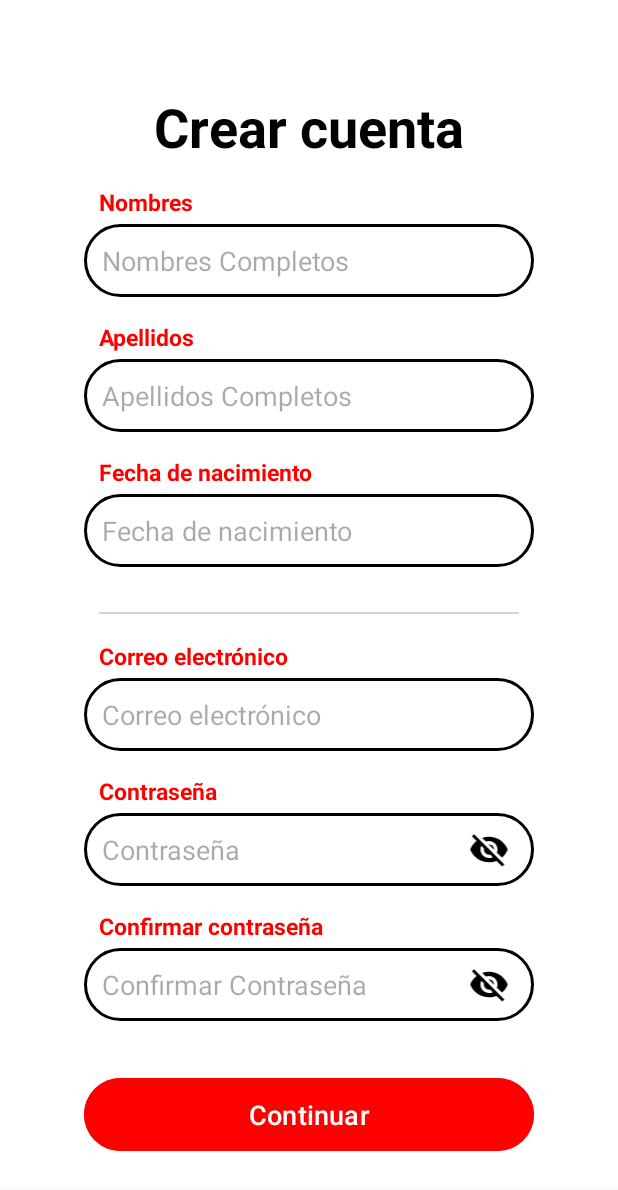
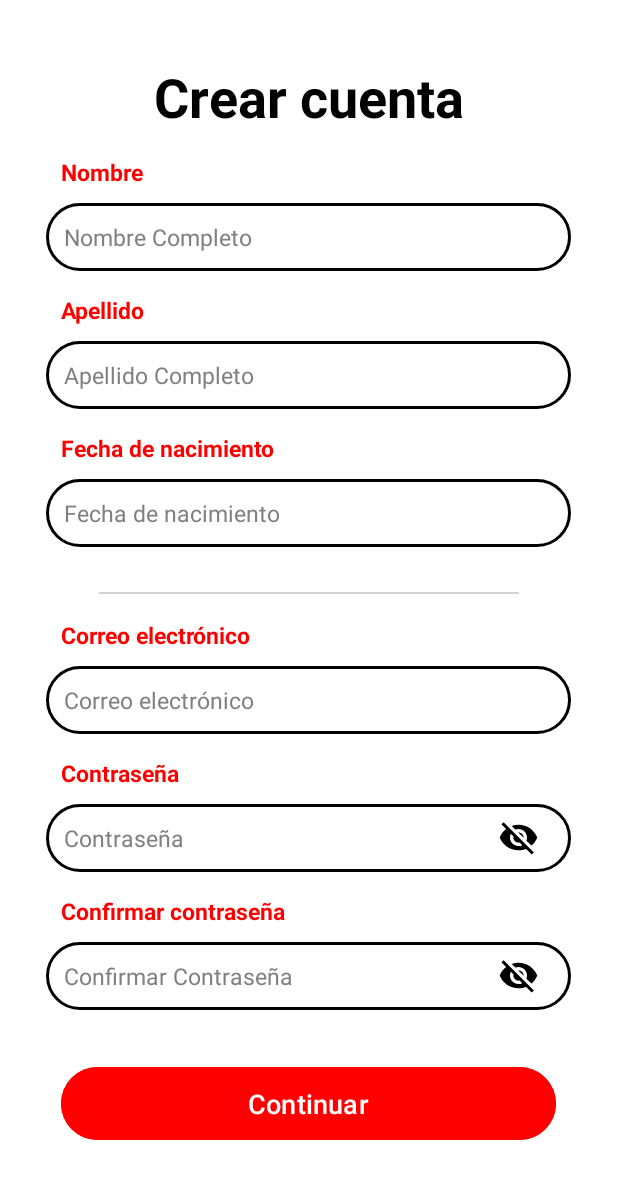
Before and after one commit to PieroCardoza2003/UrbanMove, an Android app: the screen it shows after launch (activity_date), on a phone screen of 412 x 824 dp. Shown: the top 1190 px of the screen. Run offline under Robolectric (Android 15) with nearby library versions, the phone set to English and light mode, and no system bars.

Commit message:
aiuda, se hizo lo que se pudo

```diff
--- a/app/src/main/java/com/capstone/urbanmove/presentation/ui/dateinformation/activity_date.kt
+++ b/app/src/main/java/com/capstone/urbanmove/presentation/ui/dateinformation/activity_date.kt
@@ -14,24 +14,21 @@ import java.util.*
 
 class activity_date : AppCompatActivity() {
 
-    private var isPasswordVisible = false
-    private var isConfirmPasswordVisible = false
-
     override fun onCreate(savedInstanceState: Bundle?) {
         super.onCreate(savedInstanceState)
         enableEdgeToEdge()
         setContentView(R.layout.activity_date)
 
+        ViewCompat.setOnApplyWindowInsetsListener(findViewById(R.id.main)) { v, insets ->
+            val systemBars = insets.getInsets(WindowInsetsCompat.Type.systemBars())
+            v.setPadding(systemBars.left, systemBars.top, systemBars.right, systemBars.bottom)
+            insets
+        }
+
         val etFechaNacimiento = findViewById<EditText>(R.id.etFechaNacimiento)
 
         etFechaNacimiento.setOnClickListener {
             showDatePickerDialog(etFechaNacimiento)
-        }
-
-        ViewCompat.setOnApplyWindowInsetsListener(findViewById(R.id.main)) { v, insets ->
-            val systemBars = insets.getInsets(WindowInsetsCompat.Type.systemBars())
-            v.setPadding(systemBars.left, systemBars.top, systemBars.right, systemBars.bottom)
-            insets
         }
 
         val etContrasena = findViewById<EditText>(R.id.etContrasena)
--- a/app/src/main/res/drawable/custom_edittext.xml
+++ b/app/src/main/res/drawable/custom_edittext.xml
@@ -1,6 +1,5 @@
 <?xml version="1.0" encoding="utf-8"?>
 <shape xmlns:android="http://schemas.android.com/apk/res/android">
-    <solid android:color="#FFFFFF"/>
     <corners android:radius="50dp"/>
-    <stroke android:width="2dp" android:color="#000000"/>
+    <stroke android:width="2dp" android:color="@color/black"/>
 </shape>
--- a/app/src/main/res/layout/activity_date.xml
+++ b/app/src/main/res/layout/activity_date.xml
@@ -1,39 +1,32 @@
 <?xml version="1.0" encoding="utf-8"?>
-<androidx.constraintlayout.widget.ConstraintLayout xmlns:android="http://schemas.android.com/apk/res/android"
+<ScrollView xmlns:android="http://schemas.android.com/apk/res/android"
     xmlns:app="http://schemas.android.com/apk/res-auto"
     xmlns:tools="http://schemas.android.com/tools"
     android:id="@+id/main"
     android:layout_width="match_parent"
     android:layout_height="match_parent"
+    android:background="@color/white"
     tools:context=".presentation.ui.dateinformation.activity_date">
-
-    <ScrollView
-        android:layout_width="match_parent"
-        android:layout_height="match_parent">
 
     <LinearLayout
         android:layout_width="match_parent"
-            android:layout_height="match_parent"
-            android:orientation="vertical"
-            android:gravity="center_horizontal"
-            android:background="#FFFFFF"
-            android:padding="20dp">
+        android:layout_height="wrap_content"
+        android:gravity="center"
+        android:orientation="vertical">
 
         <TextView
-                android:id="@+id/tvTitle"
             android:layout_width="wrap_content"
             android:layout_height="wrap_content"
             android:text="Crear cuenta"
             android:textSize="36sp"
             android:textStyle="bold"
-                android:textColor="#000000"
+            android:textColor="@color/black"
             android:layout_marginTop="40dp"/>
 
         <TextView
-                android:id="@+id/tvNombresLabel"
-                android:layout_width="280dp"
+            android:layout_width="330dp"
             android:layout_height="wrap_content"
-                android:text="Nombres"
+            android:text="Nombre"
             android:textColor="#FF0000"
             android:textSize="15sp"
             android:textStyle="bold"
@@ -41,55 +34,60 @@
 
         <EditText
             android:id="@+id/etNombres"
-                android:layout_width="300dp"
+            android:layout_width="350dp"
             android:layout_height="wrap_content"
-                android:hint="Nombres Completos"
-                android:textColor="#000000"
+            android:textColor="@color/black"
+            android:textSize="15sp"
+            android:layout_marginTop="10dp"
+            android:background="@drawable/custom_edittext"
             android:padding="12dp"
-                android:background="@drawable/custom_edittext"
-                android:layout_marginTop="4dp"
-                android:inputType="text"/>
+            android:hint="Nombre Completo"
+            android:textColorHint="#808080"
+            android:inputType="text"
+            />
 
         <TextView
-                android:id="@+id/tvApellidosLabel"
-                android:layout_width="280dp"
+            android:layout_width="330dp"
             android:layout_height="wrap_content"
-                android:text="Apellidos"
+            android:text="Apellido"
             android:textColor="#FF0000"
             android:textSize="15sp"
             android:textStyle="bold"
-                android:layout_marginTop="16dp"/>
+            android:layout_marginTop="15dp"/>
 
         <EditText
             android:id="@+id/etApellidos"
-                android:layout_width="300dp"
+            android:layout_width="350dp"
             android:layout_height="wrap_content"
-                android:layout_marginTop="4dp"
+            android:textColor="@color/black"
+            android:textSize="15sp"
+            android:layout_marginTop="10dp"
             android:background="@drawable/custom_edittext"
-                android:hint="Apellidos Completos"
             android:padding="12dp"
-                android:textColor="#000000"
-                android:inputType="text"/>
+            android:hint="Apellido Completo"
+            android:textColorHint="#808080"
+            android:inputType="text" />
 
         <TextView
-                android:id="@+id/tvFechaNacimientoLabel"
-                android:layout_width="280dp"
+            android:layout_width="330dp"
             android:layout_height="wrap_content"
             android:text="Fecha de nacimiento"
             android:textColor="#FF0000"
             android:textSize="15sp"
             android:textStyle="bold"
-                android:layout_marginTop="16dp"/>
+            android:layout_marginTop="15dp"/>
 
         <EditText
             android:id="@+id/etFechaNacimiento"
-                android:layout_width="300dp"
+            android:layout_width="350dp"
             android:layout_height="wrap_content"
+            android:textColor="@color/black"
+            android:textSize="15sp"
+            android:layout_marginTop="10dp"
+            android:background="@drawable/custom_edittext"
+            android:padding="12dp"
             android:hint="Fecha de nacimiento"
-                android:textColor="#000000"
-                android:padding="12dp"
-                android:background="@drawable/custom_edittext"
-                android:layout_marginTop="4dp"
+            android:textColorHint="#808080"
             android:inputType="none"
             android:focusable="false"
             android:clickable="true" />
@@ -102,46 +100,48 @@
             android:background="#D3D3D3" />
 
         <TextView
-                android:id="@+id/tvCorreoElectronicoLabel"
-                android:layout_width="280dp"
+            android:layout_width="330dp"
             android:layout_height="wrap_content"
             android:text="Correo electrónico"
             android:textColor="#FF0000"
             android:textSize="15sp"
             android:textStyle="bold"
-                android:layout_marginTop="16dp"/>
+            android:layout_marginTop="15dp"/>
 
         <EditText
             android:id="@+id/etCorreoElectronico"
-                android:layout_width="300dp"
+            android:layout_width="350dp"
             android:layout_height="wrap_content"
+            android:textColor="@color/black"
+            android:textSize="15sp"
+            android:layout_marginTop="10dp"
+            android:background="@drawable/custom_edittext"
+            android:padding="12dp"
             android:hint="Correo electrónico"
-                android:textColor="#000000"
-                android:padding="12dp"
-                android:background="@drawable/custom_edittext"
-                android:layout_marginTop="4dp"
+            android:textColorHint="#808080"
             android:inputType="textEmailAddress"/>
 
         <TextView
-                android:id="@+id/tvContrasenaLabel"
-                android:layout_width="280dp"
+            android:layout_width="330dp"
             android:layout_height="wrap_content"
             android:text="Contraseña"
             android:textColor="#FF0000"
             android:textSize="15sp"
             android:textStyle="bold"
-                android:layout_marginTop="16dp"/>
+            android:layout_marginTop="15dp"/>
 
         <RelativeLayout
-                android:layout_width="300dp"
+            android:layout_width="350dp"
             android:layout_height="wrap_content"
-                android:layout_marginTop="4dp">
+            android:layout_marginTop="10dp">
 
             <EditText
                 android:id="@+id/etContrasena"
                 android:layout_width="match_parent"
                 android:layout_height="wrap_content"
+                android:textSize="15sp"
                 android:hint="Contraseña"
+                android:textColorHint="#808080"
                 android:textColor="#000000"
                 android:padding="12dp"
                 android:background="@drawable/custom_edittext"
@@ -154,32 +154,33 @@
                 android:layout_alignParentStart="true"
                 android:layout_alignParentEnd="true"
                 android:layout_centerVertical="true"
-                    android:layout_marginStart="240dp"
+                android:layout_marginStart="280dp"
                 android:contentDescription="Toggle visibility"
                 android:padding="1dp"
                 android:src="@drawable/ic_visibility_off" />
         </RelativeLayout>
 
         <TextView
-                android:id="@+id/tvConfirmarContrasenaLabel"
-                android:layout_width="280dp"
+            android:layout_width="330dp"
             android:layout_height="wrap_content"
             android:text="Confirmar contraseña"
             android:textColor="#FF0000"
             android:textSize="15sp"
             android:textStyle="bold"
-                android:layout_marginTop="16dp"/>
+            android:layout_marginTop="15dp"/>
 
         <RelativeLayout
-                android:layout_width="300dp"
+            android:layout_width="350dp"
             android:layout_height="wrap_content"
-                android:layout_marginTop="4dp">
+            android:layout_marginTop="10dp">
 
             <EditText
                 android:id="@+id/etConfirmarContrasena"
                 android:layout_width="match_parent"
                 android:layout_height="wrap_content"
+                android:textSize="15sp"
                 android:hint="Confirmar Contraseña"
+                android:textColorHint="#808080"
                 android:textColor="#000000"
                 android:padding="12dp"
                 android:background="@drawable/custom_edittext"
@@ -192,7 +193,7 @@
                 android:layout_alignParentStart="true"
                 android:layout_alignParentEnd="true"
                 android:layout_centerVertical="true"
-                    android:layout_marginStart="240dp"
+                android:layout_marginStart="280dp"
                 android:contentDescription="Toggle visibility"
                 android:padding="1dp"
                 android:src="@drawable/ic_visibility_off" />
@@ -200,7 +201,7 @@
 
         <Button
             android:id="@+id/btnGuardar"
-                android:layout_width="300dp"
+            android:layout_width="330dp"
             android:layout_height="wrap_content"
             android:text="Continuar"
             android:textSize="18sp"
@@ -208,7 +209,16 @@
             android:backgroundTint="#FF0000"
             android:padding="12dp"
             android:layout_marginTop="34dp"/>
+
+        <TextView
+            android:layout_width="wrap_content"
+            android:layout_height="wrap_content"
+            android:text="Crear cuenta"
+            android:textSize="36sp"
+            android:textStyle="bold"
+            android:textColor="@color/white"
+            android:layout_marginTop="320dp"/>
+
     </LinearLayout>
+
 </ScrollView>
-
-</androidx.constraintlayout.widget.ConstraintLayout>
```
Lines whose indentation alone changed are shown as unchanged.
